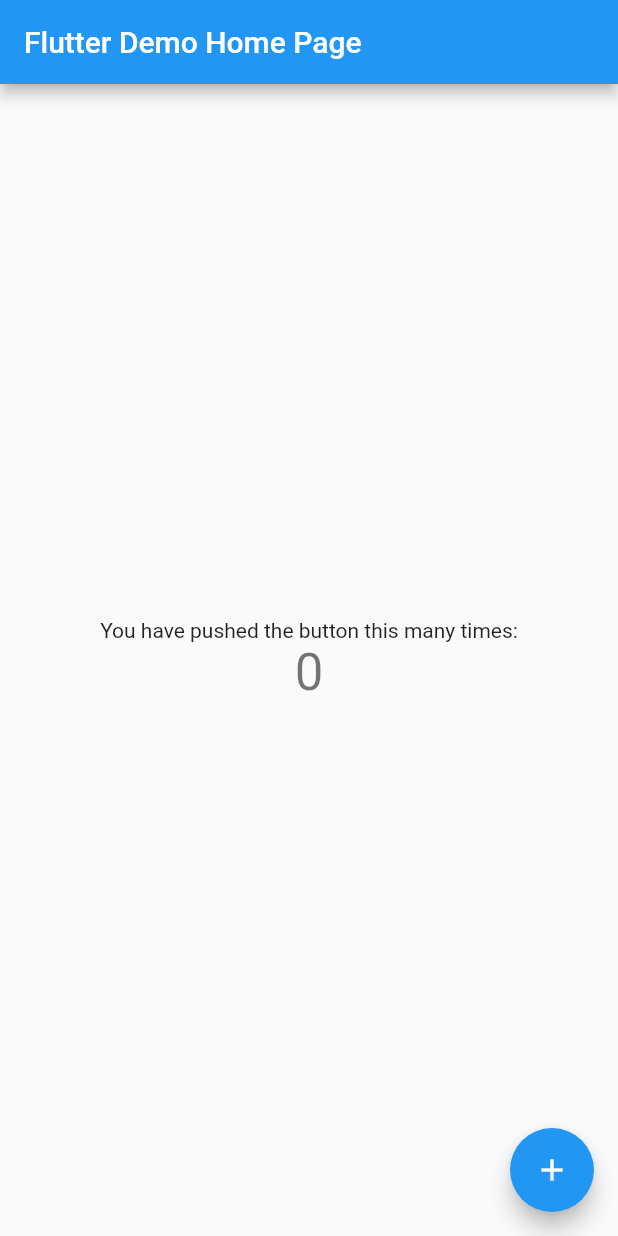
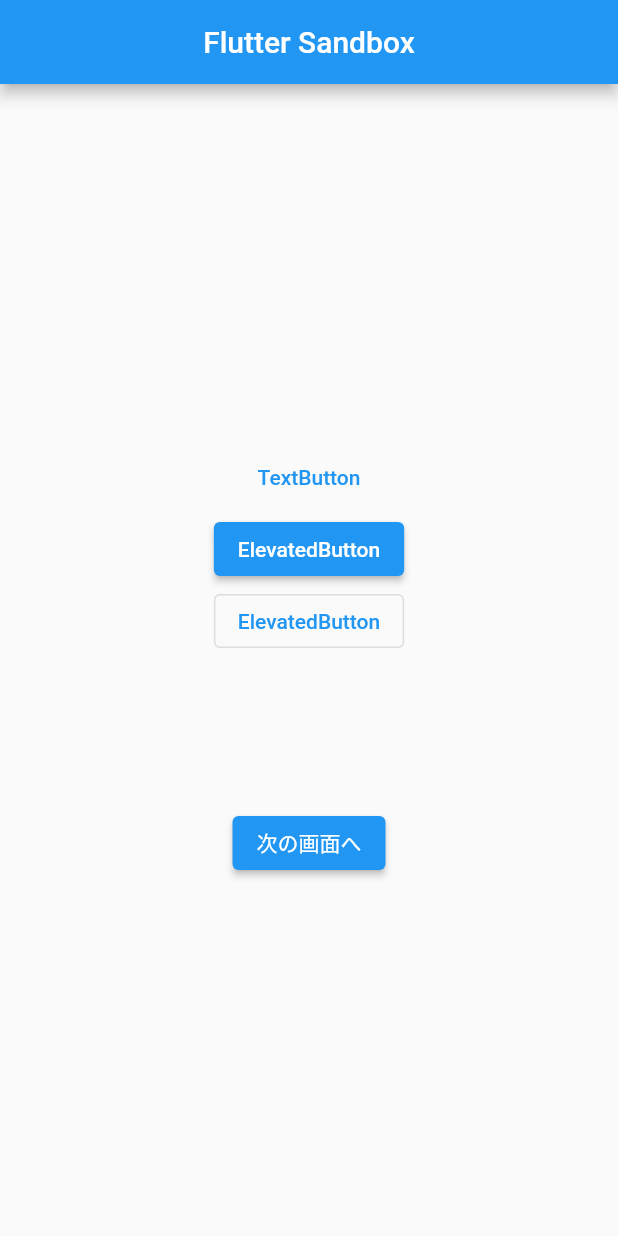
Before and after one commit to nfrutta/sandbox, a Flutter app: the screen it shows after launch, on a phone screen of 412 x 824 dp. Run offline on Flutter 3.47's test engine with Material 2 defaults, Android fonts, the phone set to English and light mode, and no system bars.

Commit message:
ボタンと画面遷移

```diff
--- /dev/null
+++ b/lib/first_page.dart
@@ -0,0 +1,48 @@
+import 'package:flutter/material.dart';
+import 'package:sandbox/second_page.dart';
+
+class FirstPage extends StatelessWidget {
+  const FirstPage({Key? key}) : super(key: key);
+
+  @override
+  Widget build(BuildContext context) {
+    return Scaffold(
+      appBar: AppBar(
+        title: const Text('Flutter Sandbox'),
+        centerTitle: true,
+      ),
+      body: Center(
+        child: Column(
+          mainAxisAlignment: MainAxisAlignment.center,
+          children: [
+            TextButton(
+              onPressed: () {},
+              child: const Text('TextButton'),
+            ),
+            ElevatedButton(
+              onPressed: () {},
+              child: const Text('ElevatedButton'),
+            ),
+            OutlinedButton(
+              onPressed: () {},
+              child: const Text('ElevatedButton'),
+            ),
+            const SizedBox(height: 100),
+            ElevatedButton(
+              onPressed: () {
+                Navigator.push(
+                  context,
+                  MaterialPageRoute(
+                    builder: (context) => const SecondPage(),
+                    fullscreenDialog: true, // 下からせり上がってくる
+                  ),
+                );
+              },
+              child: const Text('次の画面へ'),
+            ),
+          ],
+        ),
+      ),
+    );
+  }
+}
--- a/lib/main.dart
+++ b/lib/main.dart
@@ -1,4 +1,5 @@
 import 'package:flutter/material.dart';
+import 'package:sandbox/first_page.dart';
 
 void main() {
   runApp(const MyApp());
@@ -9,59 +10,8 @@ class MyApp extends StatelessWidget {
 
   @override
   Widget build(BuildContext context) {
-    return MaterialApp(
-      title: 'Flutter Demo',
-      theme: ThemeData(
-        primarySwatch: Colors.blue,
-      ),
-      home: const MyHomePage(title: 'Flutter Demo Home Page'),
+    return const MaterialApp(
+      home: FirstPage(),
     );
   }
 }
-
-class MyHomePage extends StatefulWidget {
-  const MyHomePage({Key? key, required this.title}) : super(key: key);
-
-  final String title;
-
-  @override
-  State<MyHomePage> createState() => _MyHomePageState();
-}
-
-class _MyHomePageState extends State<MyHomePage> {
-  int _counter = 0;
-
-  void _incrementCounter() {
-    setState(() {
-      _counter++;
-    });
-  }
-
-  @override
-  Widget build(BuildContext context) {
-    return Scaffold(
-      appBar: AppBar(
-        title: Text(widget.title),
-      ),
-      body: Center(
-        child: Column(
-          mainAxisAlignment: MainAxisAlignment.center,
-          children: <Widget>[
-            const Text(
-              'You have pushed the button this many times:',
-            ),
-            Text(
-              '$_counter',
-              style: Theme.of(context).textTheme.headline4,
-            ),
-          ],
-        ),
-      ),
-      floatingActionButton: FloatingActionButton(
-        onPressed: _incrementCounter,
-        tooltip: 'Increment',
-        child: const Icon(Icons.add),
-      ),
-    );
-  }
-}
```
Also changed, not shown: lib/second_page.dart (added, +28 -0 lines).
